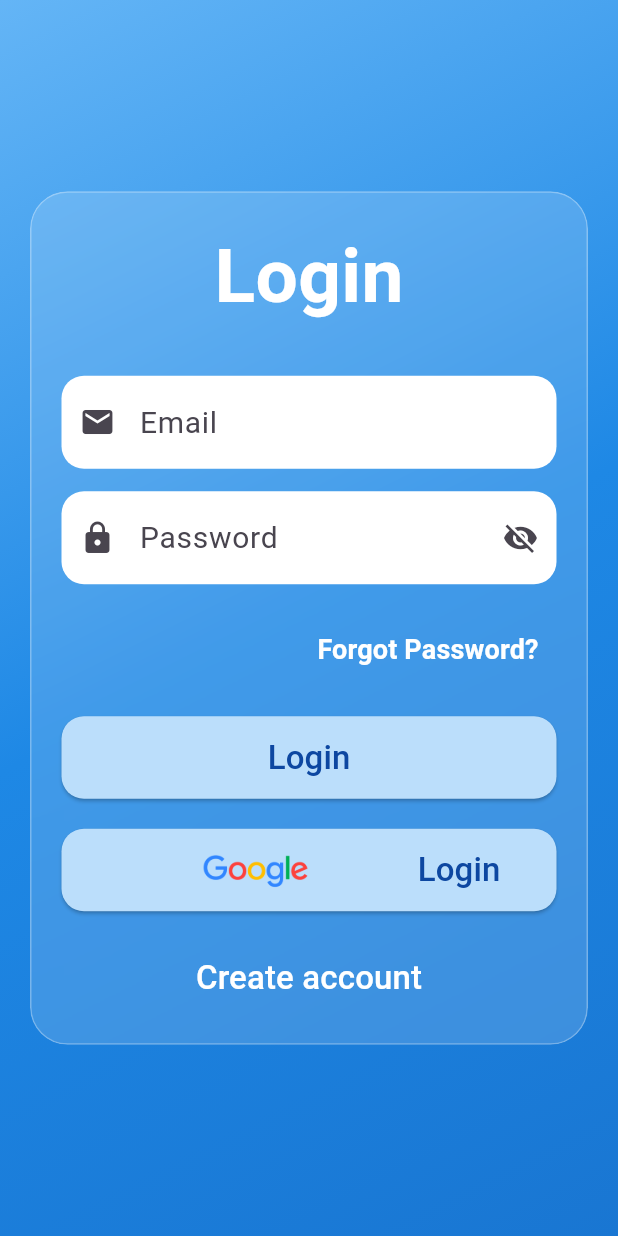
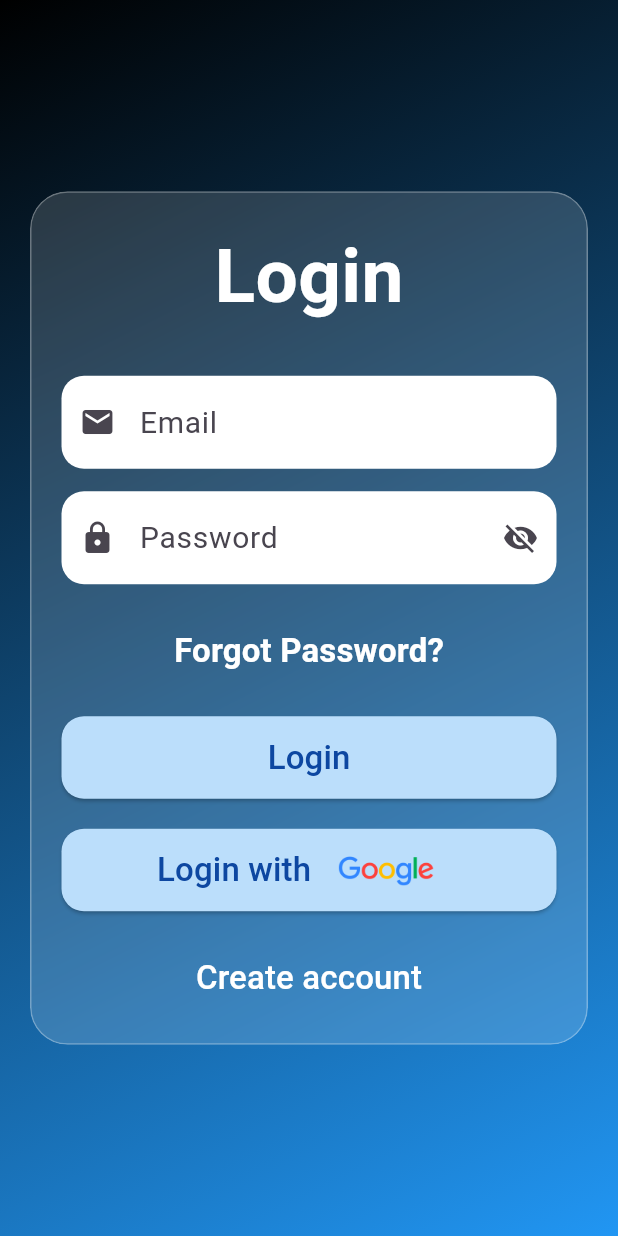
Before and after one commit to shchnad/cell_notation_app, a Flutter app: the screen it shows after launch, on a phone screen of 412 x 824 dp. Run offline on Flutter 3.47's test engine with Material 3 defaults, Android fonts, the phone set to English and light mode, and no system bars; our stand-ins replace firebase_auth, firebase_core, google_sign_in; accounts and stored records are empty.

Commit message:
Login is done

```diff
--- a/lib/screens/login_screen.dart
+++ b/lib/screens/login_screen.dart
@@ -199,9 +199,10 @@ class _LoginScreenState extends State<LoginScreen>
                 begin: Alignment.topLeft,
                 end: Alignment.bottomRight,
                 colors: [
-                  Colors.blue.shade300,
-                  Colors.blue.shade600,
-                  Colors.blue.shade700,
+                  Colors.black,
+                  // Colors.grey.shade900,
+                  // Colors.blue.shade500,
+                  Colors.blue,
                 ],
               ),
             ),
@@ -289,14 +290,14 @@ class _LoginScreenState extends State<LoginScreen>
 
                         //PASSWORD RESET
                         Align(
-                          alignment: Alignment.centerRight,
+                          alignment: Alignment.center,
                           child: TextButton(
                             onPressed: forgotPassword,
                             child: const Text(
                               "Forgot Password?",
                               style: TextStyle(
                                 color: Colors.white,
-                                fontSize: 18,
+                                fontSize: 22,
                                 fontWeight: FontWeight.bold,
                               ),
                             ),
@@ -334,23 +335,28 @@ class _LoginScreenState extends State<LoginScreen>
                         SizedBox(
                           width: double.infinity,
                           height: 55,
-                          child: ElevatedButton.icon(
+                          child: ElevatedButton(
                             onPressed: isLoading ? null : googleLogin,
-                            icon: Image.asset(
-                              "assets/google.png",
-                              width: 200,
-                              height: 60,
-                            ),
-                            label: const Text(
-                              "Login",
-                              style: TextStyle(fontSize: 22),
-                            ),
                             style: ElevatedButton.styleFrom(
                               backgroundColor: Colors.blue.shade100,
                               foregroundColor: Colors.blue.shade900,
                               shape: RoundedRectangleBorder(
                                 borderRadius: BorderRadius.circular(15),
                               ),
+                            ),
+                            child: Row(
+                              mainAxisAlignment: MainAxisAlignment.center,
+                              children: [
+                                const Text(
+                                  "Login with",
+                                  style: TextStyle(fontSize: 22),
+                                ),
+                                Image.asset(
+                                  "assets/google.png",
+                                  width: 100,
+                                  height: 50,
+                                ),
+                              ],
                             ),
                           ),
                         ),
```
